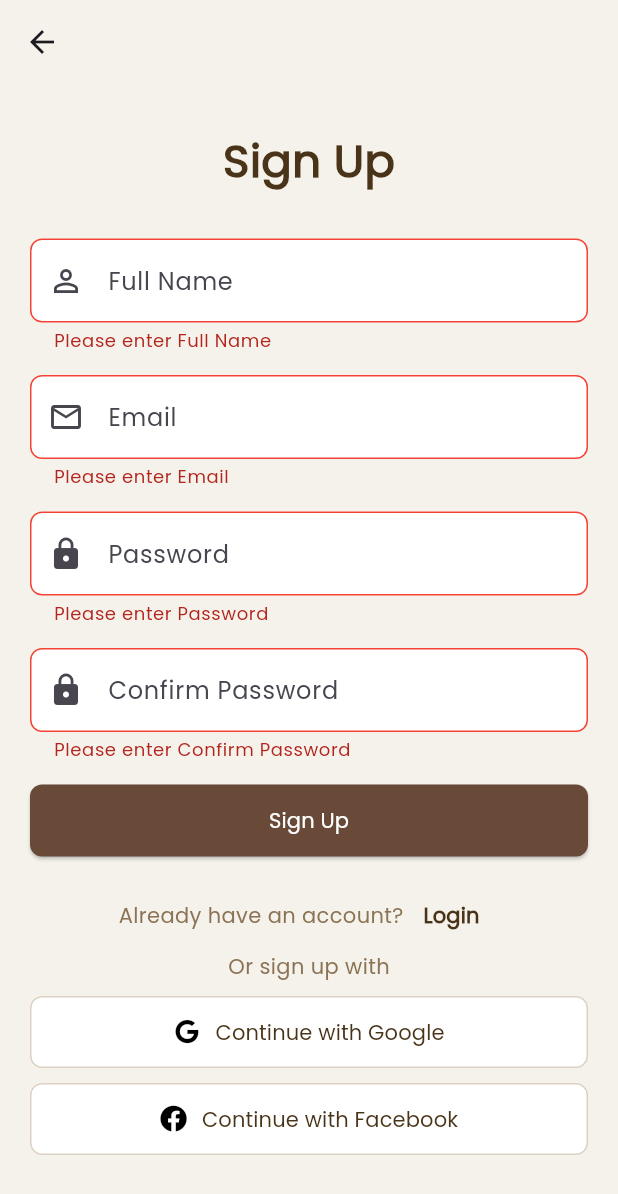
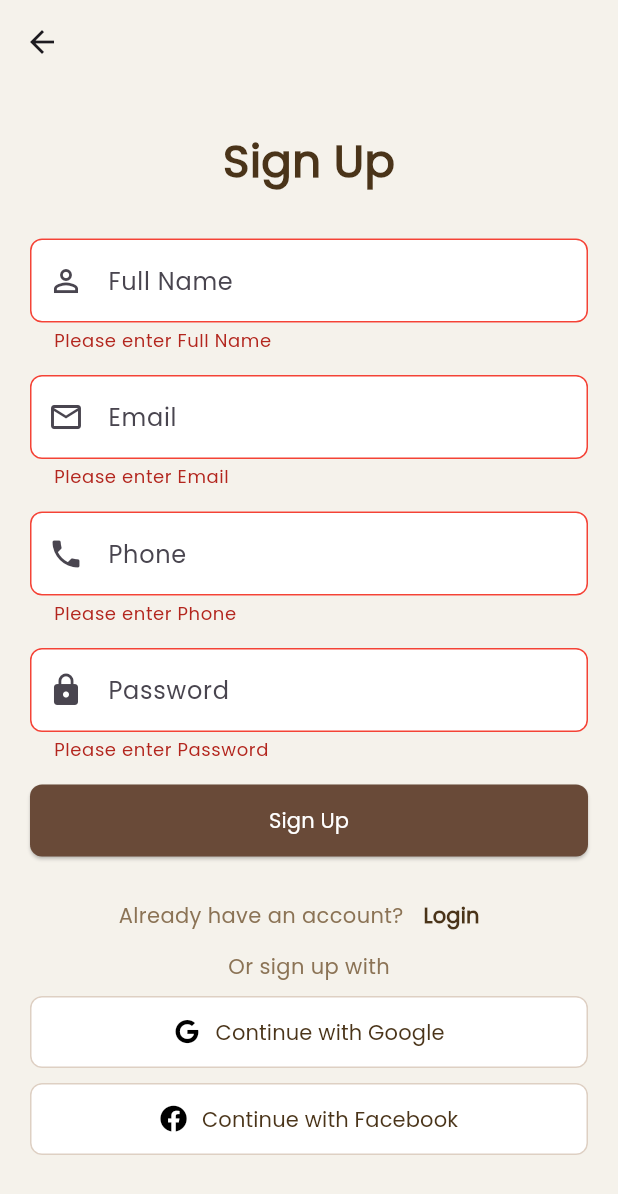
Before and after one commit to safyah03/FurniSwap, a Flutter app: the SignUpScreen screen opened directly, after a tap on "Sign Up", on a phone screen of 412 x 824 dp. Shown: the top 1194 px of the screen. Run offline on Flutter 3.47's test engine with Material 3 defaults, Android fonts, the phone set to English and light mode, and no system bars; our stand-ins replace bloc, carousel_slider, dartz, dio, dotted_border, emoji_picker_flutter and 5 more.

Commit message:
update signup screen  and create otp screen

```diff
--- a/lib/auth_screens/sign_up_screen.dart
+++ b/lib/auth_screens/sign_up_screen.dart
@@ -3,6 +3,7 @@ import 'package:flutter_bloc/flutter_bloc.dart';
 import 'package:furniswap/icons/icons.dart';
 import 'package:furniswap/auth_screens/login_screen.dart';
 import 'package:furniswap/presentation/manager/signup/sign_up_cubit.dart';
+import 'package:furniswap/auth_screens/otp_verification_screen.dart';
 
 class SignUpScreen extends StatefulWidget {
   const SignUpScreen({super.key});
@@ -15,8 +16,8 @@ class _SignUpScreenState extends State<SignUpScreen> {
   final _formKey = GlobalKey<FormState>();
   final nameController = TextEditingController();
   final emailController = TextEditingController();
+  final phoneController = TextEditingController();
   final passwordController = TextEditingController();
-  final confirmPasswordController = TextEditingController();
 
   Widget buildTextFormField({
     required bool obscureText,
@@ -64,24 +65,21 @@ class _SignUpScreenState extends State<SignUpScreen> {
 
   void submitSignUp(BuildContext context) {
     if (_formKey.currentState!.validate()) {
-      if (passwordController.text != confirmPasswordController.text) {
-        ScaffoldMessenger.of(context).showSnackBar(
-          const SnackBar(content: Text('Passwords do not match')),
-        );
-        return;
-      }
+      final data = {
+        "email": emailController.text.trim(),
+        "name": nameController.text.trim(),
+        "phone": phoneController.text.trim(),
+        "password": passwordController.text.trim(),
+      };
 
-      context.read<SignUpCubit>().registerUser({
-        "fullName": nameController.text,
-        "email": emailController.text,
-        "password": passwordController.text,
-        "confirmPassword": confirmPasswordController.text,
-      });
+      context.read<SignUpCubit>().registerUser(data);
     }
   }
 
-  Widget buildSignUpWithButton(
-      {required IconData icon, required String lable}) {
+  Widget buildSignUpWithButton({
+    required IconData icon,
+    required String lable,
+  }) {
     return ElevatedButton(
       onPressed: () {},
       style: ElevatedButton.styleFrom(
@@ -121,7 +119,10 @@ class _SignUpScreenState extends State<SignUpScreen> {
             );
             Navigator.pushReplacement(
               context,
-              MaterialPageRoute(builder: (_) => const LoginScreen()),
+              MaterialPageRoute(
+                builder: (_) =>
+                    OtpVerificationScreen(email: state.register.email ?? ''),
+              ),
             );
           }
         },
@@ -147,25 +148,29 @@ class _SignUpScreenState extends State<SignUpScreen> {
                       obscureText: false,
                       type: TextInputType.name,
                       prefixIcon: Icons.person_outline,
-                        hintText: "Full Name"),
+                      hintText: "Full Name",
+                    ),
                     buildTextFormField(
                       controller: emailController,
                       obscureText: false,
                       type: TextInputType.emailAddress,
                       prefixIcon: Icons.email_outlined,
-                        hintText: "Email"),
+                      hintText: "Email",
+                    ),
+                    buildTextFormField(
+                      controller: phoneController,
+                      obscureText: false,
+                      type: TextInputType.phone,
+                      prefixIcon: Icons.phone,
+                      hintText: "Phone",
+                    ),
                     buildTextFormField(
                       controller: passwordController,
                       obscureText: true,
                       type: TextInputType.visiblePassword,
                       prefixIcon: Icons.lock,
-                        hintText: "Password"),
-                    buildTextFormField(
-                        controller: confirmPasswordController,
-                        obscureText: true,
-                        type: TextInputType.visiblePassword,
-                        prefixIcon: Icons.lock,
-                        hintText: "Confirm Password"),
+                      hintText: "Password",
+                    ),
                     state is SignUpLoading
                         ? const CircularProgressIndicator()
                         : ElevatedButton(
@@ -177,8 +182,10 @@ class _SignUpScreenState extends State<SignUpScreen> {
                                 borderRadius: BorderRadius.circular(8),
                               ),
                             ),
-                            child: const Text("Sign Up",
-                                style: TextStyle(color: Colors.white)),
+                            child: const Text(
+                              "Sign Up",
+                              style: TextStyle(color: Colors.white),
+                            ),
                           ),
                     const SizedBox(height: 15),
                     Row(
@@ -198,7 +205,7 @@ class _SignUpScreenState extends State<SignUpScreen> {
                               style: TextStyle(
                                   color: Color(0xff4A3419),
                                   fontWeight: FontWeight.bold)),
-                        )
+                        ),
                       ],
                     ),
                     const Text("Or sign up with",
--- a/lib/data/repository/auth_repo.dart
+++ b/lib/data/repository/auth_repo.dart
@@ -4,5 +4,9 @@ import 'package:furniswap/data/models/auth/register.response.dart';
 
 abstract class AuthRepo {
   Future<Either<Failure, Register>> registerUser(Map<String, dynamic> data);
-//    Future<Either<Failure, LoginResponse>> loginUser(Map<String, dynamic> data); // for later
+
+  Future<Either<Failure, String>> verifyOtp({
+    required String email,
+    required String otp,
+  });
 }
--- a/lib/presentation/manager/signup/sign_up_state.dart
+++ b/lib/presentation/manager/signup/sign_up_state.dart
@@ -28,3 +28,12 @@ final class SignUpFailure extends SignUpState {
   @override
   List<Object?> get props => [errorMessage];
 }
+
+final class OtpVerifiedSuccess extends SignUpState {
+  final String message;
+
+  const OtpVerifiedSuccess(this.message);
+
+  @override
+  List<Object?> get props => [message];
+}
```
Also changed, not shown: lib/auth_screens/otp_verification_screen.dart (added, +95 -0 lines), lib/data/repository/auth_RepoImpl.dart (+19 -1 lines), lib/presentation/manager/signup/sign_up_cubit.dart (+23 -5 lines). Lines whose indentation alone changed are shown as unchanged.
